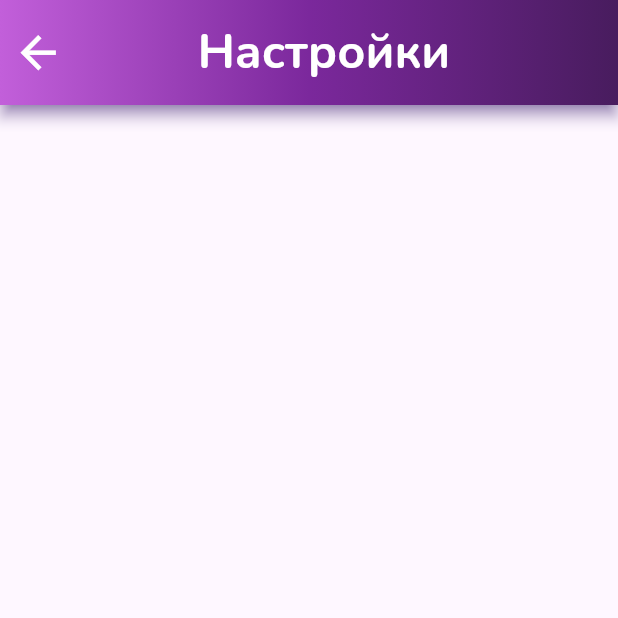
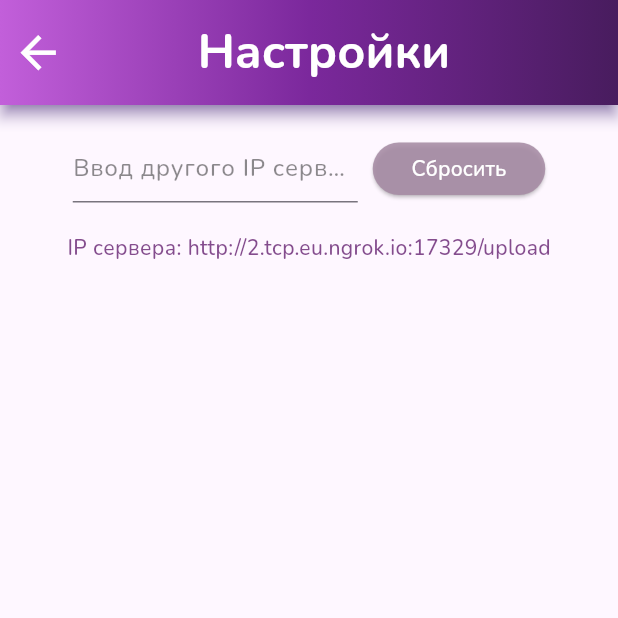
Before and after one commit to Proman2702/olymp, a Flutter app: the SettingsPage screen opened by its route, on a phone screen of 412 x 824 dp, the top half of it. Run offline on Flutter 3.47's test engine with Material 3 defaults, Android fonts, the phone set to English and light mode, and no system bars; our stand-ins replace audioplayers, dio, file_picker, sqflite; accounts and stored records are empty.

Commit message:
working app with ai without model

```diff
--- a/lib/features/settings/page.dart
+++ b/lib/features/settings/page.dart
@@ -1,9 +1,16 @@
 import 'package:flutter/material.dart';
+import 'package:my_app/etc/colors/colors.dart';
 import 'package:my_app/etc/colors/gradients/appbar.dart';
+import 'package:my_app/repositories/ip.dart';
 
-class SettingsPage extends StatelessWidget {
+class SettingsPage extends StatefulWidget {
   const SettingsPage({super.key});
 
+  @override
+  State<SettingsPage> createState() => _SettingsPageState();
+}
+
+class _SettingsPageState extends State<SettingsPage> {
   @override
   Widget build(BuildContext context) {
     return Scaffold(
@@ -35,6 +42,60 @@ class SettingsPage extends StatelessWidget {
                 ),
               ),
             )),
-    );
+        body: Center(
+          child: Column(
+            children: [
+              SizedBox(
+                height: 20,
+              ),
+              Row(
+                mainAxisSize: MainAxisSize.min,
+                children: [
+                  SizedBox(
+                    width: 190,
+                    height: 45,
+                    child: TextField(
+                      style: const TextStyle(
+                          fontWeight: FontWeight.w700, color: Colors.black87),
+                      onChanged: (value) {
+                        setState(() {
+                          Ip.ip = value;
+                        });
+                      },
+                      maxLength: 16,
+                      decoration: InputDecoration(
+                        counterText: "",
+                        labelText: "Ввод другого IP сервера",
+                        labelStyle: TextStyle(color: Colors.black45),
+                        focusedBorder: UnderlineInputBorder(
+                          borderSide:
+                              BorderSide(color: Color(CustomColors.bright)),
+                        ),
+                      ),
+                    ),
+                  ),
+                  SizedBox(
+                    width: 10,
+                  ),
+                  SizedBox(
+                    height: 35,
+                    width: 115,
+                    child: ElevatedButton(
+                        style: ElevatedButton.styleFrom(
+                            backgroundColor: Color(CustomColors.mainLightX2)),
+                        onPressed: () => setState(() {
+                              Ip.ip = Ip.defaultIp;
+                            }),
+                        child: const Text("Сбросить",
+                            style: TextStyle(color: Colors.white))),
+                  )
+                ],
+              ),
+              SizedBox(height: 20),
+              Text("IP сервера: ${Ip.ip}",
+                  style: TextStyle(color: Color(CustomColors.main)))
+            ],
+          ),
+        ));
   }
 }
--- a/lib/main.dart
+++ b/lib/main.dart
@@ -1,8 +1,10 @@
 import 'package:flutter/material.dart';
 import 'package:my_app/features/home/page.dart';
 import 'package:my_app/features/settings/page.dart';
+import 'package:my_app/repositories/ip.dart';
 
 void main() {
+  Ip.ip = Ip.defaultIp;
   runApp(const App());
 }
 
--- /dev/null
+++ b/lib/repositories/ip.dart
@@ -0,0 +1,7 @@
+class Ip {
+  static String ip =
+      ""; // буфер (изменяется в настройках и используется всегда)
+
+  static String defaultIp =
+      "http://2.tcp.eu.ngrok.io:17329/upload"; // Дефолт айпи
+}
```
Also changed, not shown: lib/features/home/add_menu_widgets/dialog.dart (+8 -2 lines), lib/features/home/player_menu_widgets/dialog.dart (+19 -9 lines), lib/repositories/upload_to_server.dart (+7 -2 lines), pubspec.lock, 2 other files. Lines whose indentation alone changed are shown as unchanged.
